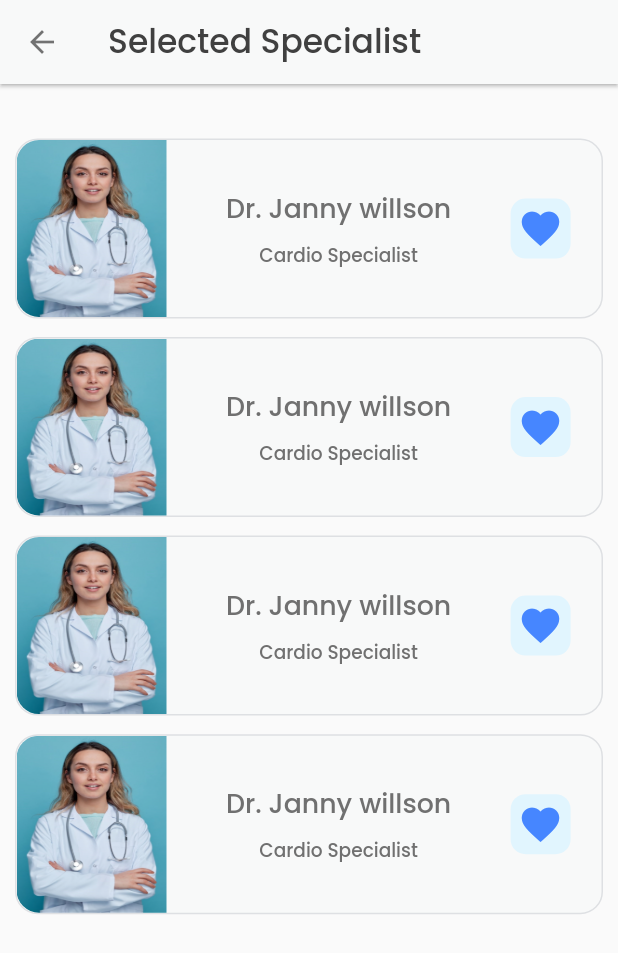
After one commit to Yashil07/doctify_app, a Flutter app: the SelectedSpecialist screen opened directly, on a phone screen of 412 x 824 dp. The commit adds this screen. Shown: the top 953 px of the screen. Run offline on Flutter 3.47's test engine with Material 2 defaults, Android fonts, the phone set to English and light mode, and no system bars; our stand-ins replace cloud_firestore, firebase_auth, firebase_core, firebase_storage, flutter_rating_bar, flutter_secure_storage and 10 more; missing offline and left inert: dart:ffi; accounts and stored records are empty; project files that could hold a hidden picture were left out.

Commit message:
11-10-22

```diff
--- /dev/null
+++ b/lib/Views/home/selected_specialist.dart
@@ -0,0 +1,299 @@
+import 'package:flutter/material.dart';
+import 'package:sizer/sizer.dart';
+
+import '../../Utils/color_utils.dart';
+import '../../Utils/fontFamily_utils.dart';
+import '../../Utils/image_utils.dart';
+import '../customeWidgets/custom_appbar.dart';
+
+class SelectedSpecialist extends StatefulWidget {
+  final String? sid;
+  const SelectedSpecialist({Key? key, this.sid}) : super(key: key);
+
+  @override
+  State<SelectedSpecialist> createState() => _SelectedSpecialistState();
+}
+
+class _SelectedSpecialistState extends State<SelectedSpecialist> {
+  String sid='';
+  @override
+  void initState() {
+
+    super.initState();
+    if(widget.sid != null){
+      sid = widget.sid!;
+      print(sid);
+    }
+  }
+  @override
+  Widget build(BuildContext context) {
+    return Container(
+      color: Colors.blueGrey,
+      child: SafeArea(
+        child: Scaffold(
+          appBar:   const PreferredSize(
+            preferredSize:Size.fromHeight(80),
+            child: CustomAppBar(title: "Selected Specialist",),
+          ),
+          body: SingleChildScrollView(
+            child: Column(
+                children: [
+                  if(sid == "Cardio")...[
+                    CardioClass(),
+                  ]else if(sid == "Dental")...[
+                    DentalClass(),
+                  ]else if(sid == "Eye")...[
+                    EyeClass(),
+                  ]
+                ]),
+          ),
+        ),
+
+      ),
+
+    );
+  }
+}
+
+///////////////////////// Cardio Class /////////////////////////////////////////
+class CardioClass extends StatefulWidget {
+  const CardioClass({Key? key}) : super(key: key);
+
+  @override
+  State<CardioClass> createState() => _CardioClassState();
+}
+
+class _CardioClassState extends State<CardioClass> {
+  @override
+  Widget build(BuildContext context) {
+    return Padding(
+      padding: const EdgeInsets.only(left: 10,right: 10),
+
+      child: Column(
+        children: List.generate(4, (index) =>
+            Column(
+              children: [
+                SizedBox( height: 1.5.h),
+                Container(
+
+                  height:120,
+                  width: double.infinity,
+                  decoration: BoxDecoration(
+                      color: ColorUtils.appBgColor,
+                      border: Border.all(color: ColorUtils.lightGreyColor),
+                      borderRadius: BorderRadius.circular(15)),
+                  child: Padding(
+                    padding:  EdgeInsets.only(right: 5.w),
+                    child: Row(
+                      mainAxisAlignment: MainAxisAlignment.spaceBetween,
+                      children: [
+                        ClipRRect(
+                            borderRadius: const BorderRadius.only(topLeft:Radius.circular(15), bottomLeft: Radius.circular(15)),
+
+                            child: Image.asset(ImageUtils.doctorImage,fit: BoxFit.fill,
+                              height: 121,
+                              width: 100.0,)
+                        ),
+                        Expanded(
+                          child: Column(
+                            mainAxisAlignment: MainAxisAlignment.center,
+                            crossAxisAlignment: CrossAxisAlignment.center,
+                            children: [
+                              Text("Dr. Janny willson",style: FontTextStyle.poppinsS12W5labelColor,),
+                              SizedBox(height: 1.h),
+                              Text("Cardio Specialist",style: FontTextStyle.poppinsS8W5labelColor,),
+                            ],
+                          ),
+                        ),
+
+                        Center(
+                          child: Container(
+                            height:40,
+                            width: 40,
+                            decoration: BoxDecoration(
+                                color: ColorUtils.skyBlueColor,
+                                borderRadius: BorderRadius.circular(10)
+                              //more than 50% of width makes circle
+                            ),
+                            child:  Center(
+                              child: Icon(
+                                Icons.favorite,
+                                size: 30,
+                                color: ColorUtils.primaryColor,
+                              ),
+                            ),
+                          ),
+                        ),
+
+                      ],
+                    ),
+                  ),
+                ),
+              ],
+            )),
+      ),
+    );
+  }
+}
+
+///////////////////////// Dental Class /////////////////////////////////////////
+class DentalClass extends StatefulWidget {
+  const DentalClass({Key? key}) : super(key: key);
+
+  @override
+  State<DentalClass> createState() => _DentalClassState();
+}
+
+class _DentalClassState extends State<DentalClass> {
+  @override
+  Widget build(BuildContext context) {
+    return Padding(
+      padding: const EdgeInsets.only(left: 10,right: 10),
+
+      child: Column(
+        children: List.generate(4, (index) =>
+            Column(
+              children: [
+                SizedBox( height: 1.5.h),
+                Container(
+
+                  height:120,
+                  width: double.infinity,
+                  decoration: BoxDecoration(
+                      color: ColorUtils.appBgColor,
+                      border: Border.all(color: ColorUtils.lightGreyColor),
+                      borderRadius: BorderRadius.circular(15)),
+                  child: Padding(
+                    padding:  EdgeInsets.only(right: 5.w),
+                    child: Row(
+                      mainAxisAlignment: MainAxisAlignment.spaceBetween,
+                      children: [
+                        ClipRRect(
+                            borderRadius: const BorderRadius.only(topLeft:Radius.circular(15), bottomLeft: Radius.circular(15)),
+
+                            child: Image.asset(ImageUtils.doctorImage,fit: BoxFit.fill,
+                              height: 121,
+                              width: 100.0,)
+                        ),
+                        Expanded(
+                          child: Column(
+                            mainAxisAlignment: MainAxisAlignment.center,
+                            crossAxisAlignment: CrossAxisAlignment.center,
+                            children: [
+                              Text("Dr. Janny willson",style: FontTextStyle.poppinsS12W5labelColor,),
+                              SizedBox(height: 1.h),
+                              Text("Dental Specialist",style: FontTextStyle.poppinsS8W5labelColor,),
+                            ],
+                          ),
+                        ),
+
+                        Center(
+                          child: Container(
+                            height:40,
+                            width: 40,
+                            decoration: BoxDecoration(
+                                color: ColorUtils.skyBlueColor,
+                                borderRadius: BorderRadius.circular(10)
+                              //more than 50% of width makes circle
+                            ),
+                            child:  Center(
+                              child: Icon(
+                                Icons.favorite,
+                                size: 30,
+                                color: ColorUtils.primaryColor,
+                              ),
+                            ),
+                          ),
+                        ),
+
+                      ],
+                    ),
+                  ),
+                ),
+              ],
+            )),
+      ),
+    );
+  }
+}
+
+///////////////////////// Eye Class /////////////////////////////////////////
+class EyeClass extends StatefulWidget {
+  const EyeClass({Key? key}) : super(key: key);
+
+  @override
+  State<EyeClass> createState() => _EyeClassState();
+}
+
+class _EyeClassState extends State<EyeClass> {
+  @override
+  Widget build(BuildContext context) {
+    return Padding(
+      padding: const EdgeInsets.only(left: 10,right: 10),
+
+      child: Column(
+        children: List.generate(4, (index) =>
+            Column(
+              children: [
+                SizedBox( height: 1.5.h),
+                Container(
+
+                  height:120,
+                  width: double.infinity,
+                  decoration: BoxDecoration(
+                      color: ColorUtils.appBgColor,
+                      border: Border.all(color: ColorUtils.lightGreyColor),
+                      borderRadius: BorderRadius.circular(15)),
+                  child: Padding(
+                    padding:  EdgeInsets.only(right: 5.w),
+                    child: Row(
+                      mainAxisAlignment: MainAxisAlignment.spaceBetween,
+                      children: [
+                        ClipRRect(
+                            borderRadius: const BorderRadius.only(topLeft:Radius.circular(15), bottomLeft: Radius.circular(15)),
+
+                            child: Image.asset(ImageUtils.doctorImage,fit: BoxFit.fill,
+                              height: 121,
+                              width: 100.0,)
+                        ),
+                        Expanded(
+                          child: Column(
+                            mainAxisAlignment: MainAxisAlignment.center,
+                            crossAxisAlignment: CrossAxisAlignment.center,
+                            children: [
+                              Text("Dr. Janny willson",style: FontTextStyle.poppinsS12W5labelColor,),
+                              SizedBox(height: 1.h),
+                              Text("Eye Specialist",style: FontTextStyle.poppinsS8W5labelColor,),
+                            ],
+                          ),
+                        ),
+
+                        Center(
+                          child: Container(
+                            height:40,
+                            width: 40,
+                            decoration: BoxDecoration(
+                                color: ColorUtils.skyBlueColor,
+                                borderRadius: BorderRadius.circular(10)
+                              //more than 50% of width makes circle
+                            ),
+                            child:  Center(
+                              child: Icon(
+                                Icons.favorite,
+                                size: 30,
+                                color: ColorUtils.primaryColor,
+                              ),
+                            ),
+                          ),
+                        ),
+
+                      ],
+                    ),
+                  ),
+                ),
+              ],
+            )),
+      ),
+    );
+  }
+}
```
Also changed, not shown: lib/Views/home/home_screen.dart (+20 -4 lines).
